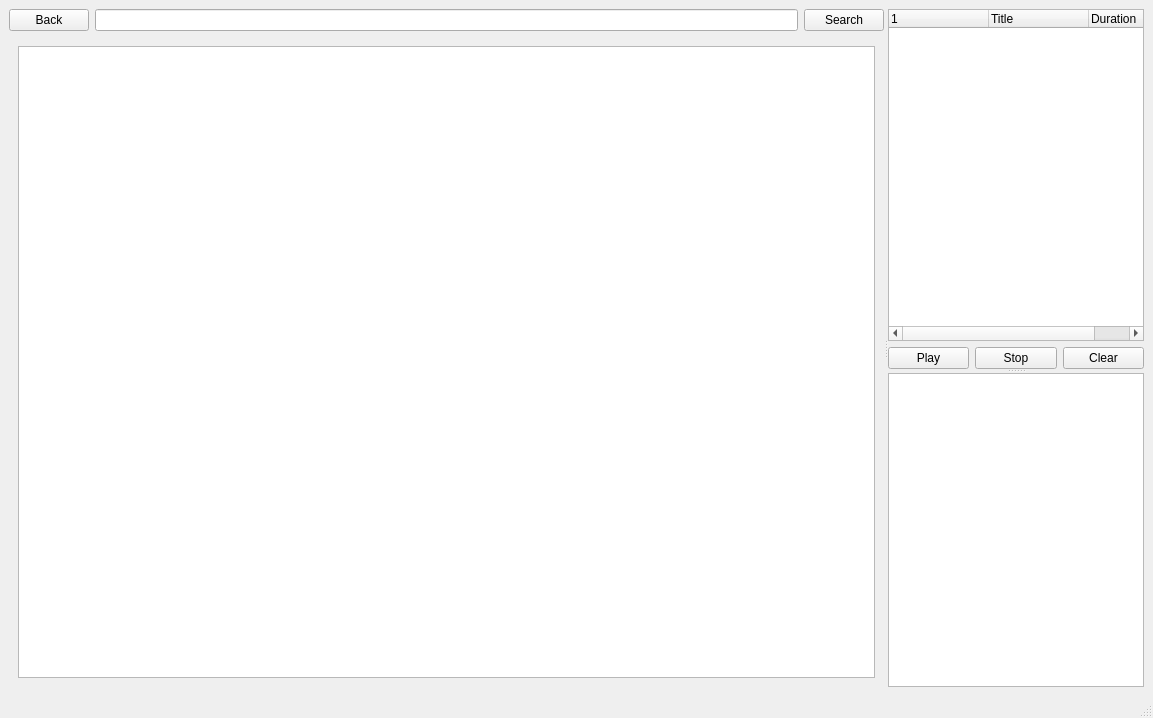
Before: the Qt Designer form qobuz.ui in delleceste/qobuz-qt, drawn with Qt 5.
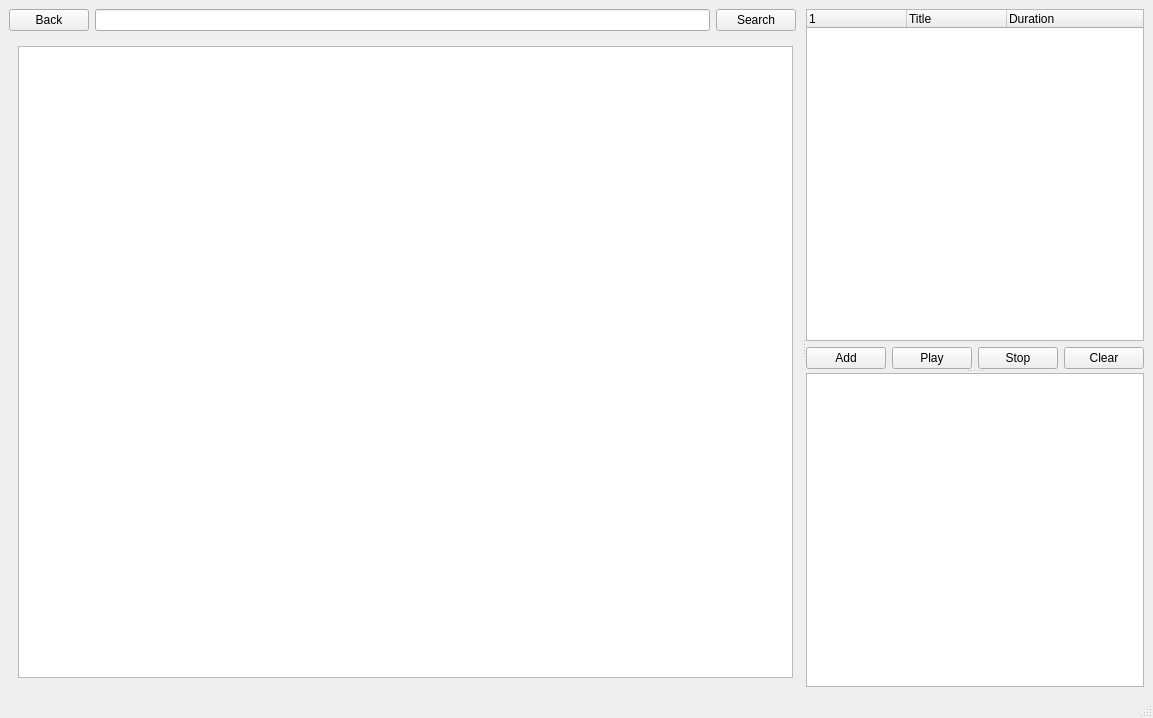
After: the same form once the commit is applied.

Patch:
```diff
--- a/qobuz.ui
+++ b/qobuz.ui
@@ -14,7 +14,7 @@
    <string>QobuzW</string>
   </property>
   <widget class="QWidget" name="centralwidget">
-   <layout class="QVBoxLayout" name="verticalLayout_3">
+   <layout class="QVBoxLayout" name="verticalLayout_4">
     <item>
      <widget class="QSplitter" name="splitter_2">
       <property name="orientation">
@@ -23,7 +23,7 @@
       <widget class="QWidget" name="widget" native="true">
        <property name="sizePolicy">
         <sizepolicy hsizetype="Preferred" vsizetype="Preferred">
-         <horstretch>2</horstretch>
+         <horstretch>1</horstretch>
          <verstretch>0</verstretch>
         </sizepolicy>
        </property>
@@ -35,6 +35,13 @@
           </property>
          </widget>
         </item>
+        <item row="0" column="2">
+         <widget class="QPushButton" name="pbSearch">
+          <property name="text">
+           <string>Search</string>
+          </property>
+         </widget>
+        </item>
         <item row="0" column="1">
          <widget class="QLineEdit" name="leSearch">
           <property name="sizePolicy">
@@ -45,14 +52,7 @@
           </property>
          </widget>
         </item>
-        <item row="0" column="2">
-         <widget class="QPushButton" name="pbSearch">
-          <property name="text">
-           <string>Search</string>
-          </property>
-         </widget>
-        </item>
-        <item row="1" column="0" colspan="3">
+        <item row="1" column="0" colspan="4">
          <widget class="QStackedWidget" name="stackW">
           <property name="currentIndex">
            <number>1</number>
@@ -82,40 +82,50 @@
         </item>
        </layout>
       </widget>
-      <widget class="QSplitter" name="splitter">
+      <widget class="QWidget" name="wRight" native="true">
        <property name="sizePolicy">
-        <sizepolicy hsizetype="Preferred" vsizetype="Expanding">
+        <sizepolicy hsizetype="Preferred" vsizetype="Preferred">
          <horstretch>0</horstretch>
          <verstretch>0</verstretch>
         </sizepolicy>
        </property>
+       <layout class="QVBoxLayout" name="verticalLayout_3">
+        <item>
+         <widget class="QSplitter" name="splitter">
        <property name="orientation">
         <enum>Qt::Vertical</enum>
        </property>
        <widget class="QWidget" name="w_list" native="true">
         <layout class="QGridLayout" name="gridLayout_2">
-         <item row="1" column="1">
+            <item row="1" column="2">
           <widget class="QPushButton" name="pbStop">
            <property name="text">
             <string>Stop</string>
            </property>
           </widget>
          </item>
-         <item row="1" column="0">
-          <widget class="QPushButton" name="pbPlay">
-           <property name="text">
-            <string>Play</string>
-           </property>
-          </widget>
-         </item>
-         <item row="1" column="2">
+            <item row="1" column="3">
           <widget class="QPushButton" name="pbClear">
            <property name="text">
             <string>Clear</string>
            </property>
           </widget>
          </item>
-         <item row="0" column="0" colspan="3">
+            <item row="1" column="1">
+             <widget class="QPushButton" name="pbPlay">
+              <property name="text">
+               <string>Play</string>
+              </property>
+             </widget>
+            </item>
+            <item row="1" column="0">
+             <widget class="QPushButton" name="pbAdd">
+              <property name="text">
+               <string>Add</string>
+              </property>
+             </widget>
+            </item>
+            <item row="0" column="0" colspan="4">
           <widget class="QTreeWidget" name="tw">
            <column>
             <property name="text">
@@ -145,6 +155,9 @@
         </property>
        </widget>
       </widget>
+        </item>
+       </layout>
+      </widget>
      </widget>
     </item>
    </layout>
@@ -155,7 +168,7 @@
      <x>0</x>
      <y>0</y>
      <width>1153</width>
-     <height>34</height>
+     <height>24</height>
     </rect>
    </property>
   </widget>
```
Lines whose indentation alone changed are shown as unchanged.
